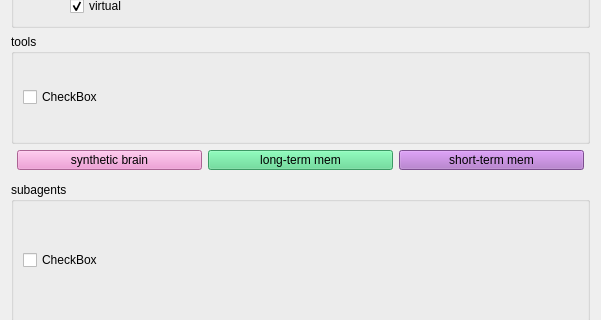
Before: the Qt Designer form ui_files/DeepagentSettingsWidget.ui in 05remla/new_reactor, drawn with Qt 5; both pictures show x 0 to 601 and y 126 to 446 of the 601 by 631 pixel window.
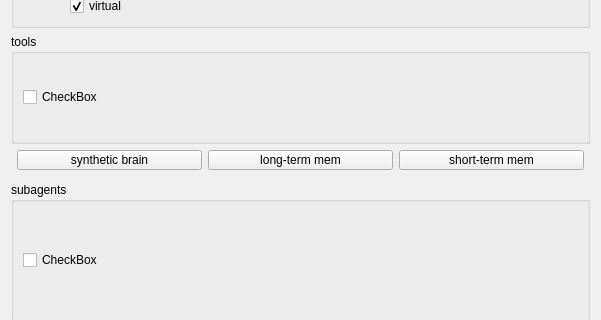
After: the same form once the commit is applied.

```diff
--- a/ui_files/DeepagentSettingsWidget.ui
+++ b/ui_files/DeepagentSettingsWidget.ui
@@ -197,7 +197,7 @@
         </size>
        </property>
        <property name="styleSheet">
-        <string notr="true">background-color: #ef8bce; 
+        <string notr="true">background-color: @color1;
 color: black;
 </string>
        </property>
@@ -221,7 +221,7 @@
         </size>
        </property>
        <property name="styleSheet">
-        <string notr="true">background-color: #54d88c; 
+        <string notr="true">background-color: @color2;
 color: black;
 </string>
        </property>
@@ -245,7 +245,7 @@
         </size>
        </property>
        <property name="styleSheet">
-        <string notr="true">background-color: #ad6dc8; 
+        <string notr="true">background-color: @color3;
 color: black;</string>
        </property>
        <property name="text">
```
